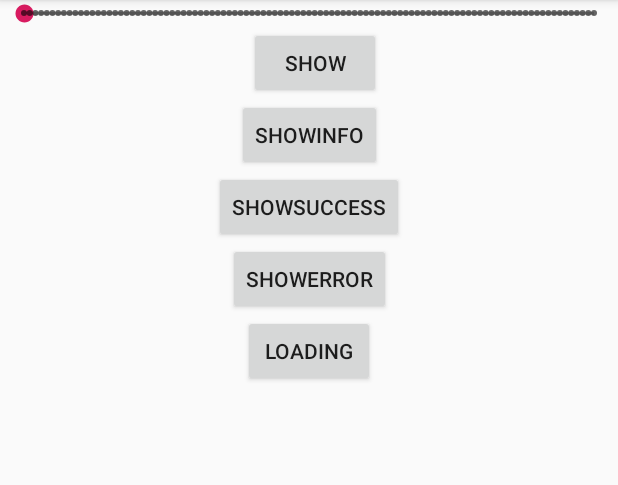
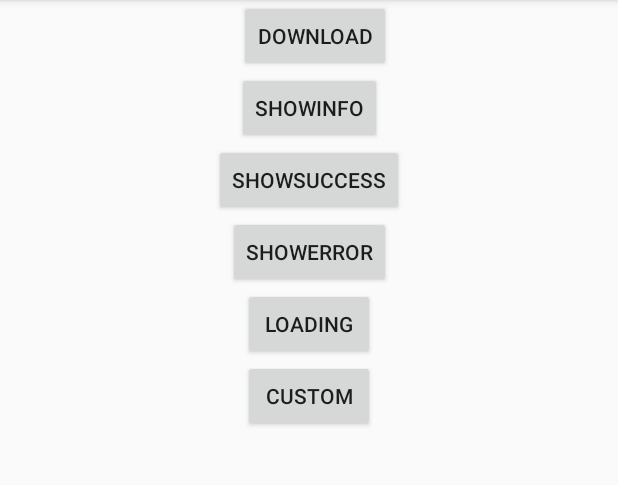
Before and after one commit to LeonDevLifeLog/ModernToast, an Android app: the screen it shows after launch (MainActivity), after a tap on "SHOWINFO", on a phone screen of 412 x 824 dp, the part 84-569 px from its top. Run offline under Robolectric (Android 15) with nearby library versions, the phone set to English and light mode, and no system bars; libraries missing offline, so code that uses them is left out: com.mikhaellopez.circularprogressbar; 4 statements that could not run were skipped; 1 other tap on this screen came first.

Commit message:
完善功能,增加演示

```diff
--- a/sample/build.gradle
+++ b/sample/build.gradle
@@ -29,6 +29,7 @@ dependencies {
     implementation 'androidx.appcompat:appcompat:1.1.0'
     implementation 'androidx.core:core-ktx:1.1.0'
     implementation 'androidx.constraintlayout:constraintlayout:1.1.3'
+    implementation 'androidx.lifecycle:lifecycle-runtime-ktx:2.2.0-rc03'
     testImplementation 'junit:junit:4.13'
     androidTestImplementation 'androidx.test.ext:junit:1.1.1'
     androidTestImplementation 'androidx.test.espresso:espresso-core:3.2.0'
--- a/sample/src/main/java/com/github/leondevlifelog/moderntoast/MainActivity.kt
+++ b/sample/src/main/java/com/github/leondevlifelog/moderntoast/MainActivity.kt
@@ -17,24 +17,38 @@
 package com.github.leondevlifelog.moderntoast
 
 import android.os.Bundle
-import android.widget.SeekBar
 import androidx.appcompat.app.AppCompatActivity
+import androidx.lifecycle.lifecycleScope
 import com.github.leondevlifelog.toast.ModernToast
 import kotlinx.android.synthetic.main.activity_main.*
+import kotlinx.coroutines.delay
+import kotlinx.coroutines.launch
 
 class MainActivity : AppCompatActivity() {
     private lateinit var toast: ModernToast
+    private var index: Long = 0
     override fun onCreate(savedInstanceState: Bundle?) {
         super.onCreate(savedInstanceState)
         setContentView(R.layout.activity_main)
         toast = ModernToast.with(this)
         btnShow.setOnClickListener {
+            lifecycleScope.launch {
+                index = 0
+                while (index < 101) {
+                    toast.showProgress(index) {
+                        outSideTouchable = false
+                    }
+                    delay(15)
+                    index++
+                }
+                toast.dismiss()
+            }
         }
         btnShowInfo.setOnClickListener {
             toast.showInfo("提示信息")
         }
         btnShowSuccess.setOnClickListener {
-            toast.showSuccess("成功")
+            toast.showSuccess("成功信息")
         }
         btnShowError.setOnClickListener {
             toast.showError("错误信息")
@@ -44,17 +58,9 @@ class MainActivity : AppCompatActivity() {
                 cancelable = true
             }
         }
-        seekBar.setOnSeekBarChangeListener(object : SeekBar.OnSeekBarChangeListener {
-            override fun onProgressChanged(seekBar: SeekBar?, progress: Int, fromUser: Boolean) {
-                toast.showProgress(progress.toLong())
-            }
-
-            override fun onStartTrackingTouch(seekBar: SeekBar?) {
-            }
-
-            override fun onStopTrackingTouch(seekBar: SeekBar?) {
-            }
-        })
+        btnCustom.setOnClickListener {
+            toast.showCustom("自定义", R.mipmap.ic_launcher)
+        }
     }
 
 }
--- a/sample/src/main/res/layout/activity_main.xml
+++ b/sample/src/main/res/layout/activity_main.xml
@@ -6,26 +6,15 @@
     android:layout_height="match_parent"
     tools:context=".MainActivity">
 
-    <SeekBar
-        android:id="@+id/seekBar"
-        style="@style/Widget.AppCompat.SeekBar.Discrete"
-        android:layout_width="0dp"
-        android:layout_height="wrap_content"
-        android:max="100"
-        android:progress="0"
-        app:layout_constraintEnd_toEndOf="parent"
-        app:layout_constraintStart_toStartOf="parent"
-        app:layout_constraintTop_toTopOf="parent" />
-
     <Button
         android:id="@+id/btnShow"
         android:layout_width="wrap_content"
         android:layout_height="wrap_content"
-        android:text="show"
+        android:text="download"
         app:layout_constraintEnd_toEndOf="parent"
         app:layout_constraintHorizontal_bias="0.513"
         app:layout_constraintStart_toStartOf="parent"
-        app:layout_constraintTop_toBottomOf="@+id/seekBar" />
+        app:layout_constraintTop_toTopOf="parent" />
 
     <Button
         android:id="@+id/btnShowInfo"
@@ -67,5 +56,15 @@
         app:layout_constraintStart_toStartOf="parent"
         app:layout_constraintTop_toBottomOf="@+id/btnShowError" />
 
+    <Button
+        android:id="@+id/btnCustom"
+        android:layout_width="wrap_content"
+        android:layout_height="wrap_content"
+        android:text="Custom"
+        app:layout_constraintEnd_toEndOf="parent"
+        app:layout_constraintHorizontal_bias="0.501"
+        app:layout_constraintStart_toStartOf="parent"
+        app:layout_constraintTop_toBottomOf="@+id/btnLoading" />
+
 
 </androidx.constraintlayout.widget.ConstraintLayout>
```
Also changed, not shown: lib-toast/src/main/java/com/github/leondevlifelog/toast/ModernToast.kt (+35 -0 lines), 1 other file.
